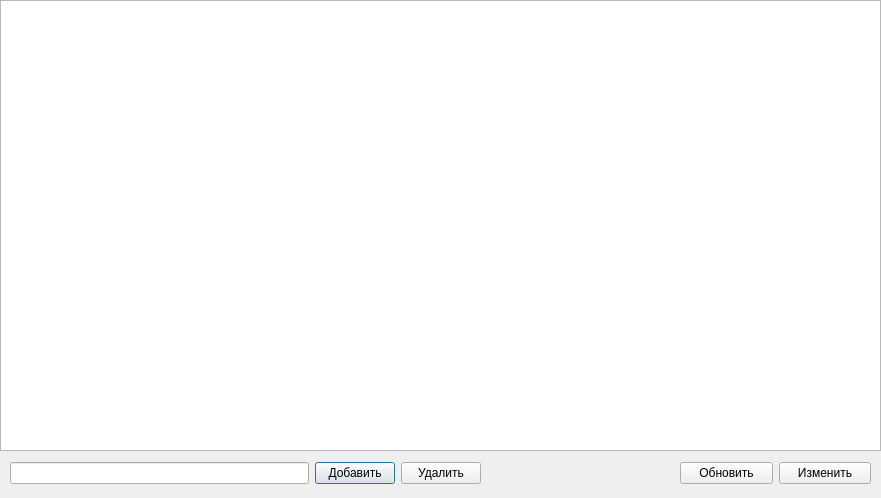
Old version of the form setupUserPanelUI.ui in the repository OpexHunter/BusinessCalc.
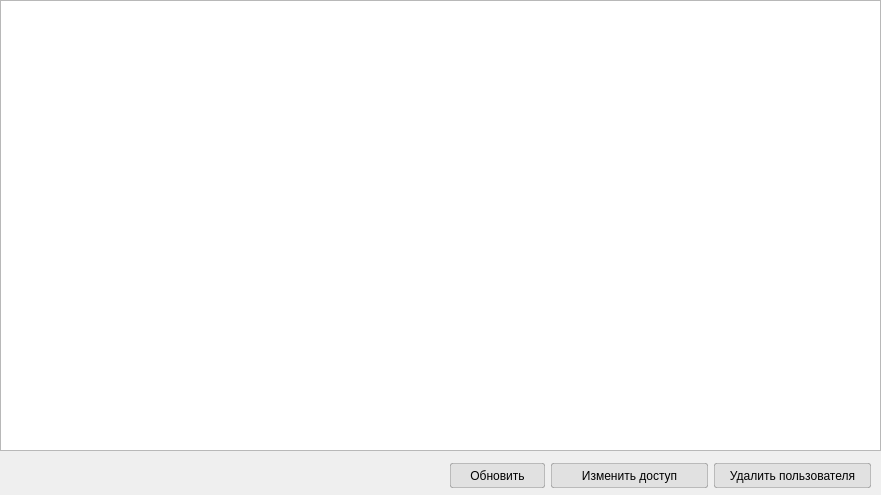
New version of the form. Icons and pictures are not drawn.

What changed in the file:
```diff
--- a/setupUserPanelUI.ui
+++ b/setupUserPanelUI.ui
@@ -7,7 +7,7 @@
     <x>0</x>
     <y>0</y>
     <width>881</width>
-    <height>498</height>
+    <height>495</height>
    </rect>
   </property>
   <property name="windowTitle">
@@ -30,48 +30,43 @@
   <widget class="QWidget" name="layoutWidget">
    <property name="geometry">
     <rect>
-     <x>10</x>
+     <x>450</x>
      <y>460</y>
-     <width>471</width>
-     <height>26</height>
-    </rect>
-   </property>
-   <layout class="QHBoxLayout" name="horizontalLayout">
-    <item>
-     <widget class="QLineEdit" name="i_user">
-      <property name="placeholderText">
-       <string/>
-      </property>
-     </widget>
-    </item>
-    <item>
-     <widget class="QPushButton" name="add">
-      <property name="text">
-       <string>Добавить</string>
-      </property>
-     </widget>
-    </item>
-    <item>
-     <widget class="QPushButton" name="remove">
-      <property name="text">
-       <string>Удалить</string>
-      </property>
-     </widget>
-    </item>
-   </layout>
-  </widget>
-  <widget class="QWidget" name="layoutWidget">
-   <property name="geometry">
-    <rect>
-     <x>680</x>
-     <y>460</y>
-     <width>191</width>
-     <height>26</height>
+     <width>421</width>
+     <height>32</height>
     </rect>
    </property>
    <layout class="QHBoxLayout" name="horizontalLayout_2">
     <item>
      <widget class="QPushButton" name="refresh">
+      <property name="minimumSize">
+       <size>
+        <width>0</width>
+        <height>25</height>
+       </size>
+      </property>
+      <property name="maximumSize">
+       <size>
+        <width>95</width>
+        <height>16777215</height>
+       </size>
+      </property>
+      <property name="styleSheet">
+       <string notr="true">QPushButton {
+    background-color: rgb(225,225,225);
+    border: 1px solid rgba(0,0,0,0.2);
+	border-radius: 2px;
+}
+
+QPushButton:hover {
+    background-color: rgb(235,235,235);
+}
+
+QPushButton:pressed {
+    background-color: rgb(225,225,225);
+    color: rgba(0,0,0,0.4)
+}</string>
+      </property>
       <property name="text">
        <string>Обновить</string>
       </property>
@@ -79,8 +74,59 @@
     </item>
     <item>
      <widget class="QPushButton" name="commit">
+      <property name="minimumSize">
+       <size>
+        <width>0</width>
+        <height>25</height>
+       </size>
+      </property>
+      <property name="styleSheet">
+       <string notr="true">QPushButton {
+    background-color: rgb(225,225,225);
+    border: 1px solid rgba(0,0,0,0.2);
+	border-radius: 2px;
+}
+
+QPushButton:hover {
+    background-color: rgb(235,235,235);
+}
+
+QPushButton:pressed {
+    background-color: rgb(225,225,225);
+    color: rgba(0,0,0,0.4)
+}</string>
+      </property>
       <property name="text">
-       <string>Изменить</string>
+       <string>Изменить доступ</string>
+      </property>
+     </widget>
+    </item>
+    <item>
+     <widget class="QPushButton" name="remove">
+      <property name="minimumSize">
+       <size>
+        <width>155</width>
+        <height>25</height>
+       </size>
+      </property>
+      <property name="styleSheet">
+       <string notr="true">QPushButton {
+    background-color: rgb(225,225,225);
+    border: 1px solid rgba(0,0,0,0.2);
+	border-radius: 2px;
+}
+
+QPushButton:hover {
+    background-color: rgb(235,235,235);
+}
+
+QPushButton:pressed {
+    background-color: rgb(225,225,225);
+    color: rgba(0,0,0,0.4)
+}</string>
+      </property>
+      <property name="text">
+       <string>Удалить пользователя</string>
       </property>
      </widget>
     </item>
```
